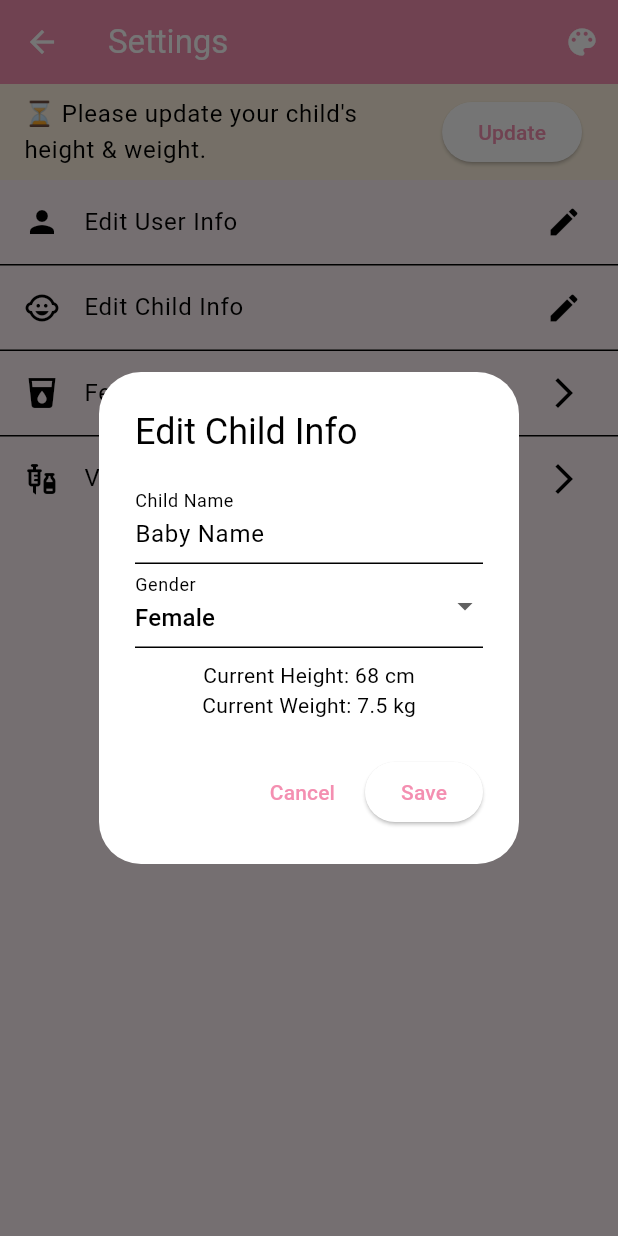
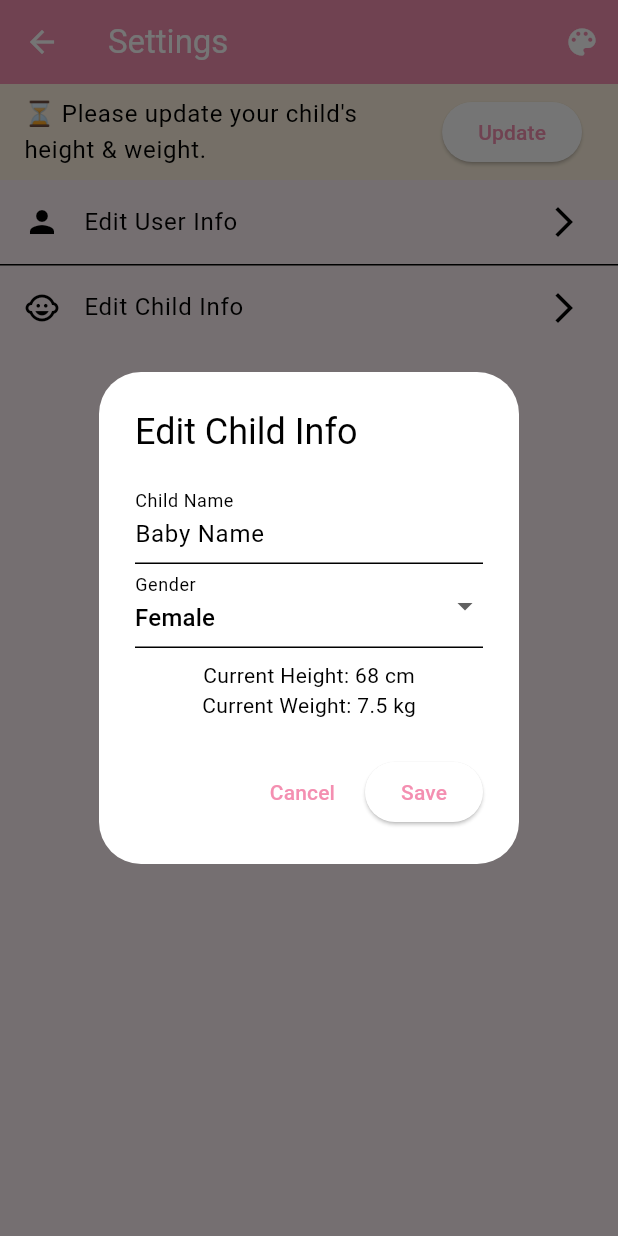
Before and after one commit to halaalmasrii/smart-baby-care, a Flutter app: the SettingsScreen screen opened by its route, after a tap on "Edit Child Info", on a phone screen of 412 x 824 dp. Run offline on Flutter 3.47's test engine with Material 3 defaults, Android fonts, the phone set to English and light mode, and no system bars; our stand-ins replace fl_chart, image_picker, shared_preferences; accounts and stored records are empty.

Commit message:
تعديل شاشة الاعدادات

```diff
--- a/lib/screens/settings_screen.dart
+++ b/lib/screens/settings_screen.dart
@@ -115,14 +115,9 @@ class _SettingsScreenState extends State<SettingsScreen> {
             ValueListenableBuilder(
               valueListenable: gender,
               builder: (context, value, _) => DropdownButtonFormField<String>(
-              value: value as String?,
-              items: ["Male", "Female"]
-                  .map((g) => DropdownMenuItem<String>(
-                        value: g,
-                        child: Text(g),
-                      ))
-                  .toList(),
-              onChanged: (String? val) {
+                value: value as String,
+                items: ["Male", "Female"].map((g) => DropdownMenuItem(value: g, child: Text(g))).toList(),
+                onChanged: (val) {
                   if (val != null) gender.value = val;
                 },
                 decoration: const InputDecoration(labelText: "Gender"),
@@ -155,7 +150,10 @@ class _SettingsScreenState extends State<SettingsScreen> {
 
     return Scaffold(
       appBar: CustomAppBar(title: 'Settings'),
-      body: ListView(
+      body: AnimatedSwitcher(
+        duration: const Duration(milliseconds: 600),
+        child: ListView(
+          key: const ValueKey("settingsList"),
           children: [
             if (daysSinceUpdate >= 7)
               ListTile(
@@ -169,35 +167,18 @@ class _SettingsScreenState extends State<SettingsScreen> {
             ListTile(
               leading: const Icon(Icons.person),
               title: const Text('Edit User Info'),
-            trailing: const Icon(Icons.edit),
+              trailing: const Icon(Icons.arrow_forward_ios),
               onTap: () => _editUserInfo(context),
             ),
             const Divider(height: 1),
             ListTile(
               leading: const Icon(Icons.child_care),
               title: const Text('Edit Child Info'),
-            trailing: const Icon(Icons.edit),
+              trailing: const Icon(Icons.arrow_forward_ios),
               onTap: () => _editChildInfo(context),
             ),
-          const Divider(height: 1),
-          ListTile(
-            leading: const Icon(Icons.local_drink),
-            title: const Text('Feeding Schedule'),
-            trailing: const Icon(Icons.arrow_forward_ios),
-            onTap: () {
-              Navigator.pushNamed(context, AppRoutes.feeding);
-            },
+          ],
         ),
-          const Divider(height: 1),
-          ListTile(
-            leading: const Icon(Icons.vaccines),
-            title: const Text('Vaccination Schedule'),
-            trailing: const Icon(Icons.arrow_forward_ios),
-            onTap: () {
-              Navigator.pushNamed(context, AppRoutes.vaccines);
-            },
-          ),
-        ],
       ),
     );
   }
```
Lines whose indentation alone changed are shown as unchanged.
